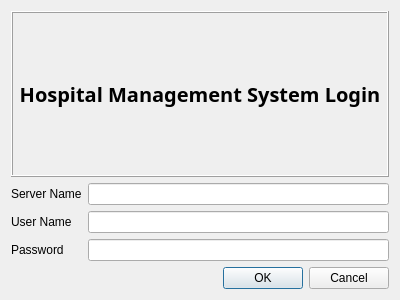
Qt form Application/login.ui (quasar-pankaj/HMSMain) before a commit.
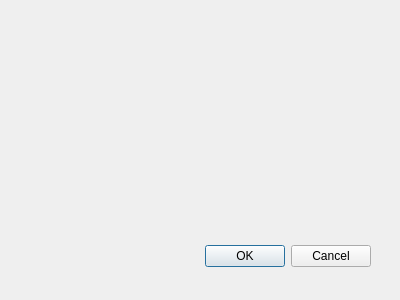
The same form after that commit.

The edit to the form file:
```diff
--- a/Application/login.ui
+++ b/Application/login.ui
@@ -13,99 +13,22 @@
   <property name="windowTitle">
    <string>Dialog</string>
   </property>
-  <layout class="QVBoxLayout" name="verticalLayout_2">
-   <item>
-    <layout class="QVBoxLayout" name="verticalLayout">
-     <item>
-      <widget class="QLabel" name="label">
-       <property name="font">
-        <font>
-         <family>Lucida Calligraphy</family>
-         <pointsize>15</pointsize>
-         <weight>75</weight>
-         <bold>true</bold>
-         <stylestrategy>PreferAntialias</stylestrategy>
-        </font>
-       </property>
-       <property name="autoFillBackground">
-        <bool>false</bool>
-       </property>
-       <property name="frameShape">
-        <enum>QFrame::Box</enum>
-       </property>
-       <property name="frameShadow">
-        <enum>QFrame::Raised</enum>
-       </property>
-       <property name="text">
-        <string>Hospital Management System Login</string>
-       </property>
-       <property name="scaledContents">
-        <bool>true</bool>
-       </property>
-       <property name="alignment">
-        <set>Qt::AlignCenter</set>
-       </property>
-       <property name="wordWrap">
-        <bool>true</bool>
-       </property>
-      </widget>
-     </item>
-     <item>
-      <layout class="QGridLayout" name="gridLayout">
-       <item row="0" column="0">
-        <widget class="QLabel" name="label_2">
-         <property name="text">
-          <string>Server Name</string>
-         </property>
-         <property name="buddy">
-          <cstring>lineEditServer</cstring>
-         </property>
-        </widget>
-       </item>
-       <item row="0" column="1">
-        <widget class="QLineEdit" name="lineEditServer"/>
-       </item>
-       <item row="1" column="0">
-        <widget class="QLabel" name="label_3">
-         <property name="text">
-          <string>User Name</string>
-         </property>
-         <property name="buddy">
-          <cstring>lineEditUser</cstring>
-         </property>
-        </widget>
-       </item>
-       <item row="1" column="1">
-        <widget class="QLineEdit" name="lineEditUser"/>
-       </item>
-       <item row="2" column="0">
-        <widget class="QLabel" name="label_4">
-         <property name="text">
-          <string>Password</string>
-         </property>
-         <property name="buddy">
-          <cstring>lineEditPassword</cstring>
-         </property>
-        </widget>
-       </item>
-       <item row="2" column="1">
-        <widget class="QLineEdit" name="lineEditPassword"/>
-       </item>
-      </layout>
-     </item>
-    </layout>
-   </item>
-   <item>
-    <widget class="QDialogButtonBox" name="buttonBox">
-     <property name="orientation">
-      <enum>Qt::Horizontal</enum>
-     </property>
-     <property name="standardButtons">
-      <set>QDialogButtonBox::Cancel|QDialogButtonBox::Ok</set>
-     </property>
-    </widget>
-   </item>
-  </layout>
+  <widget class="QDialogButtonBox" name="buttonBox">
+   <property name="geometry">
+    <rect>
+     <x>30</x>
+     <y>240</y>
+     <width>341</width>
+     <height>32</height>
+    </rect>
+   </property>
+   <property name="orientation">
+    <enum>Qt::Horizontal</enum>
+   </property>
+   <property name="standardButtons">
+    <set>QDialogButtonBox::Cancel|QDialogButtonBox::Ok</set>
+   </property>
+  </widget>
  </widget>
  <resources/>
  <connections>
```
Left out of the diff: 13 changed lines with no effect on the pictures.
